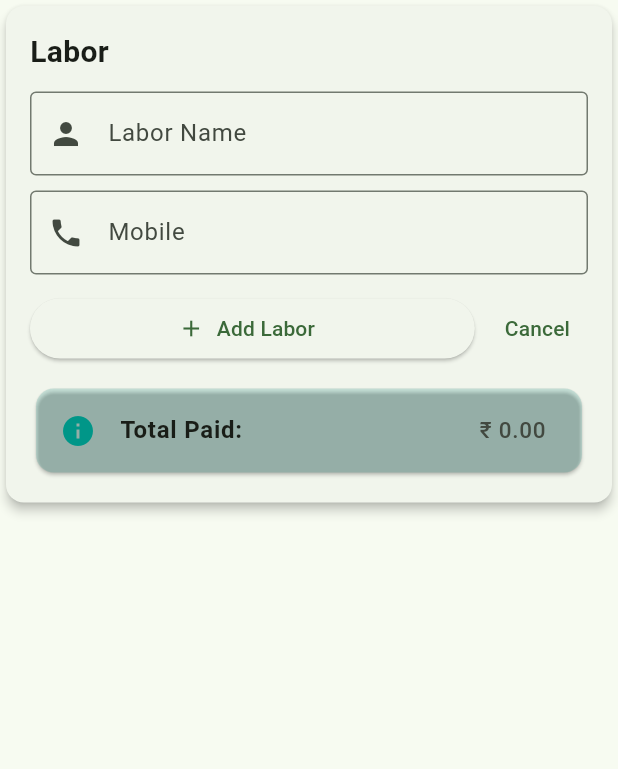
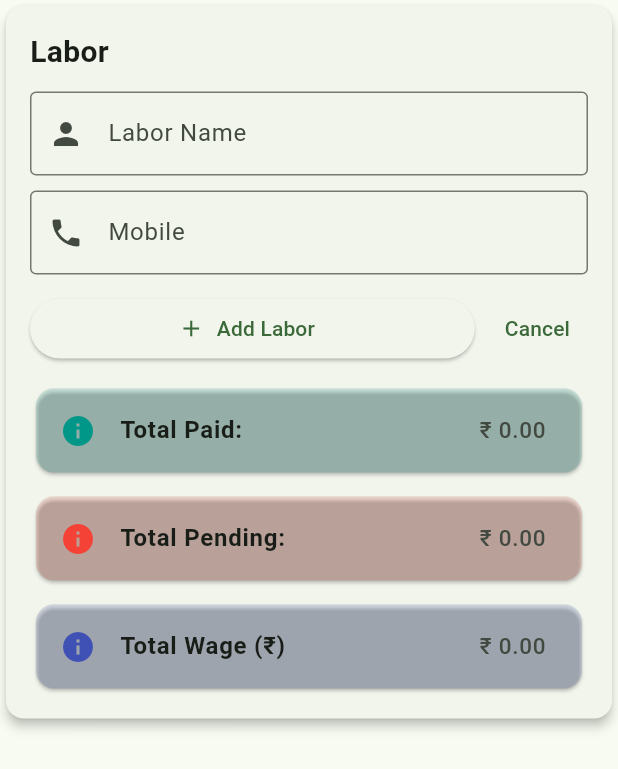
Before and after one commit to rajsojitra11/kishan_diary, a Flutter app: the LabourScreen widget shown alone on an empty page, opened directly with empty values, after a tap on "Add Labor", on a phone screen of 412 x 824 dp. Shown: the top 769 px of the screen. Run offline on Flutter 3.47's test engine with Material 3 defaults, Android fonts, the phone set to English and light mode, and no system bars.

```diff
--- a/lib/screens/labour_screen.dart
+++ b/lib/screens/labour_screen.dart
@@ -48,6 +48,9 @@ class _LabourScreenState extends State<LabourScreen> {
   double get _totalWage =>
       _laborEntries.fold(0, (sum, labor) => sum + labor.total);
 
+  double get _totalPending =>
+      _laborEntries.fold(0, (sum, labor) => sum + _totalPendingForLabor(labor));
+
   double _totalUpadForLabor(String laborName) {
     return _upadEntries
         .where((entry) => entry.laborName == laborName)
@@ -57,6 +60,54 @@ class _LabourScreenState extends State<LabourScreen> {
   double _totalPendingForLabor(LaborEntry labor) {
     final pending = labor.total - _totalUpadForLabor(labor.name);
     return pending < 0 ? 0 : pending;
+  }
+
+  Widget _buildOverallSummaryCards() {
+    return LayoutBuilder(
+      builder: (context, constraints) {
+        final isMobile = constraints.maxWidth < 700;
+
+        final cards = [
+          statCard(
+            t(widget.language, 'laborTotalPaid'),
+            '₹ ${_totalPaid.toStringAsFixed(2)}',
+            Colors.teal,
+          ),
+          statCard(
+            t(widget.language, 'laborTotalPending'),
+            '₹ ${_totalPending.toStringAsFixed(2)}',
+            Colors.red,
+          ),
+          statCard(
+            t(widget.language, 'laborTotalWage'),
+            '₹ ${_totalWage.toStringAsFixed(2)}',
+            Colors.indigo,
+          ),
+        ];
+
+        if (isMobile) {
+          return Column(
+            children: [
+              cards[0],
+              const SizedBox(height: 8),
+              cards[1],
+              const SizedBox(height: 8),
+              cards[2],
+            ],
+          );
+        }
+
+        return Row(
+          children: [
+            Expanded(child: cards[0]),
+            const SizedBox(width: 8),
+            Expanded(child: cards[1]),
+            const SizedBox(width: 8),
+            Expanded(child: cards[2]),
+          ],
+        );
+      },
+    );
   }
 
   // ── Helpers ───────────────────────────────────────────────────────────────
@@ -123,6 +174,33 @@ class _LabourScreenState extends State<LabourScreen> {
       _laborEntries.removeAt(idx);
       _upadEntries.removeWhere((entry) => entry.laborName == laborName);
     });
+  }
+
+  Future<void> _confirmRemove(int idx) async {
+    final confirmed = await showDialog<bool>(
+      context: context,
+      builder: (dialogContext) {
+        return AlertDialog(
+          title: Text(t(widget.language, 'deleteLaborTitle')),
+          content: Text(t(widget.language, 'deleteLaborConfirm')),
+          actions: [
+            TextButton(
+              onPressed: () => Navigator.pop(dialogContext, false),
+              child: Text(t(widget.language, 'cancelButton')),
+            ),
+            ElevatedButton(
+              style: ElevatedButton.styleFrom(backgroundColor: Colors.red),
+              onPressed: () => Navigator.pop(dialogContext, true),
+              child: Text(t(widget.language, 'deleteButton')),
+            ),
+          ],
+        );
+      },
+    );
+
+    if (confirmed == true) {
+      _remove(idx);
+    }
   }
 
   // ── Build ─────────────────────────────────────────────────────────────────
@@ -206,17 +284,7 @@ class _LabourScreenState extends State<LabourScreen> {
                   ),
                   const SizedBox(height: 12),
                   // ── Totals ──────────────────────────────────────────────
-                  Row(
-                    children: [
-                      Expanded(
-                        child: statCard(
-                          t(widget.language, 'laborTotalPaid'),
-                          '₹ ${_totalPaid.toStringAsFixed(2)}',
-                          Colors.teal,
-                        ),
-                      ),
-                    ],
-                  ),
+                  _buildOverallSummaryCards(),
                 ],
               ),
             ),
@@ -239,6 +307,7 @@ class _LabourScreenState extends State<LabourScreen> {
             return Card(
               margin: const EdgeInsets.only(bottom: 8),
               child: ListTile(
+                isThreeLine: true,
                 leading: CircleAvatar(
                   backgroundColor: Colors.blue.shade100,
                   child: const Icon(Icons.person, color: Colors.blue),
@@ -247,10 +316,19 @@ class _LabourScreenState extends State<LabourScreen> {
                   '${labor.name}  •  ${labor.days} ${t(widget.language, 'laborDay')}',
                   style: const TextStyle(fontWeight: FontWeight.w600),
                 ),
-                subtitle: Text(
-                  '${t(widget.language, 'laborTotalPaid')}: ₹ ${totalUpad.toStringAsFixed(2)}'
-                  '  |  ${t(widget.language, 'laborTotalPending')}: ₹ ${totalPending.toStringAsFixed(2)}'
-                  '  |  ${t(widget.language, 'laborTotalWage')}: ₹ ${labor.total.toStringAsFixed(2)}',
+                subtitle: Column(
+                  crossAxisAlignment: CrossAxisAlignment.start,
+                  children: [
+                    Text(
+                      '${t(widget.language, 'laborTotalPaid')}: ₹ ${totalUpad.toStringAsFixed(2)}',
+                    ),
+                    Text(
+                      '${t(widget.language, 'laborTotalPending')}: ₹ ${totalPending.toStringAsFixed(2)}',
+                    ),
+                    Text(
+                      '${t(widget.language, 'laborTotalWage')}: ₹ ${labor.total.toStringAsFixed(2)}',
+                    ),
+                  ],
                 ),
                 trailing: Row(
                   mainAxisSize: MainAxisSize.min,
@@ -261,7 +339,7 @@ class _LabourScreenState extends State<LabourScreen> {
                     ),
                     IconButton(
                       icon: const Icon(Icons.delete, color: Colors.red),
-                      onPressed: () => _remove(idx),
+                      onPressed: () => _confirmRemove(idx),
                     ),
                   ],
                 ),
@@ -273,25 +351,7 @@ class _LabourScreenState extends State<LabourScreen> {
           if (!_showLaborForm)
             Padding(
               padding: const EdgeInsets.only(top: 8),
-              child: Row(
-                children: [
-                  Expanded(
-                    child: statCard(
-                      t(widget.language, 'laborTotalPaid'),
-                      '₹ ${_totalPaid.toStringAsFixed(2)}',
-                      Colors.teal,
-                    ),
-                  ),
-                  const SizedBox(width: 8),
-                  Expanded(
-                    child: statCard(
-                      t(widget.language, 'laborTotalWage'),
-                      '₹ ${_totalWage.toStringAsFixed(2)}',
-                      Colors.indigo,
-                    ),
-                  ),
-                ],
-              ),
+              child: _buildOverallSummaryCards(),
             ),
         ],
 
```
Also changed, not shown: lib/screens/edit_labour_screen.dart (+39 -5 lines), lib/utils/localization.dart (+14 -0 lines), 5 other files.
